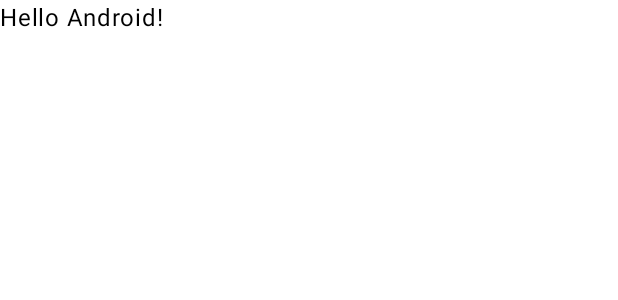
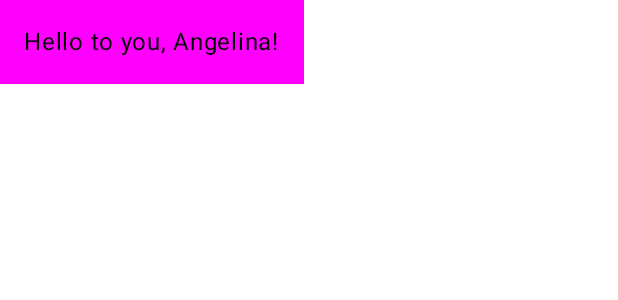
Before and after one commit to GIS-sys/Android-Mipt-Project-2024-Egorov, an Android app built with Jetpack Compose: the @Preview function GreetingPreview, on a phone screen of 412 x 824 dp. Shown: the top 300 px of the screen. Run offline under Robolectric (Android 15) with nearby library versions, the phone set to English and light mode, and no system bars.

Commit message:
play around with basic template

```diff
--- a/app/src/main/java/com/giswarm/mipt_2024/MainActivity.kt
+++ b/app/src/main/java/com/giswarm/mipt_2024/MainActivity.kt
@@ -4,12 +4,15 @@ import android.os.Bundle
 import androidx.activity.ComponentActivity
 import androidx.activity.compose.setContent
 import androidx.compose.foundation.layout.fillMaxSize
+import androidx.compose.foundation.layout.padding
 import androidx.compose.material3.MaterialTheme
 import androidx.compose.material3.Surface
 import androidx.compose.material3.Text
 import androidx.compose.runtime.Composable
 import androidx.compose.ui.Modifier
+import androidx.compose.ui.graphics.Color
 import androidx.compose.ui.tooling.preview.Preview
+import androidx.compose.ui.unit.dp
 import com.giswarm.mipt_2024.ui.theme.MIPT_2024Theme
 
 class MainActivity : ComponentActivity() {
@@ -22,7 +25,7 @@ class MainActivity : ComponentActivity() {
                     modifier = Modifier.fillMaxSize(),
                     color = MaterialTheme.colorScheme.background
                 ) {
-                    Greeting("Android")
+                    Greeting("Angelina")
                 }
             }
         }
@@ -31,16 +34,18 @@ class MainActivity : ComponentActivity() {
 
 @Composable
 fun Greeting(name: String, modifier: Modifier = Modifier) {
-    Text(
-        text = "Hello $name!",
-        modifier = modifier
-    )
+    Surface(color = Color.Magenta) {
+        Text(
+            text = "Hello to you, $name!",
+            modifier = modifier.padding(16.dp)
+        )
+    }
 }
 
 @Preview(showBackground = true)
 @Composable
 fun GreetingPreview() {
     MIPT_2024Theme {
-        Greeting("Android")
+        Greeting("Angelina")
     }
 }
```
